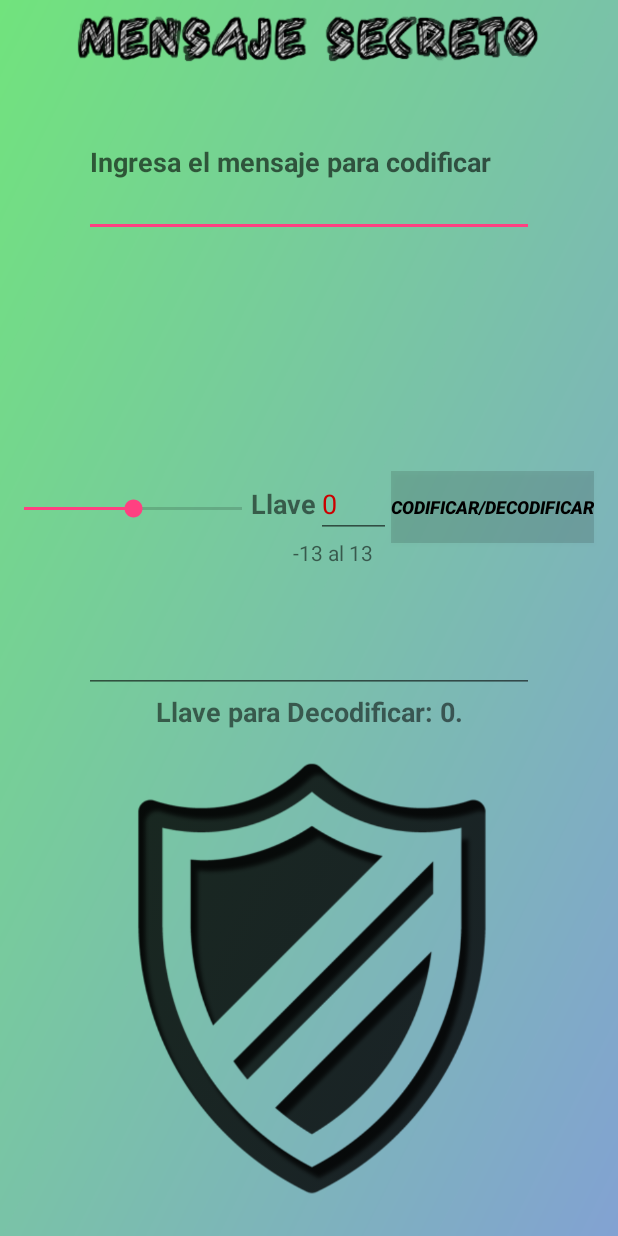
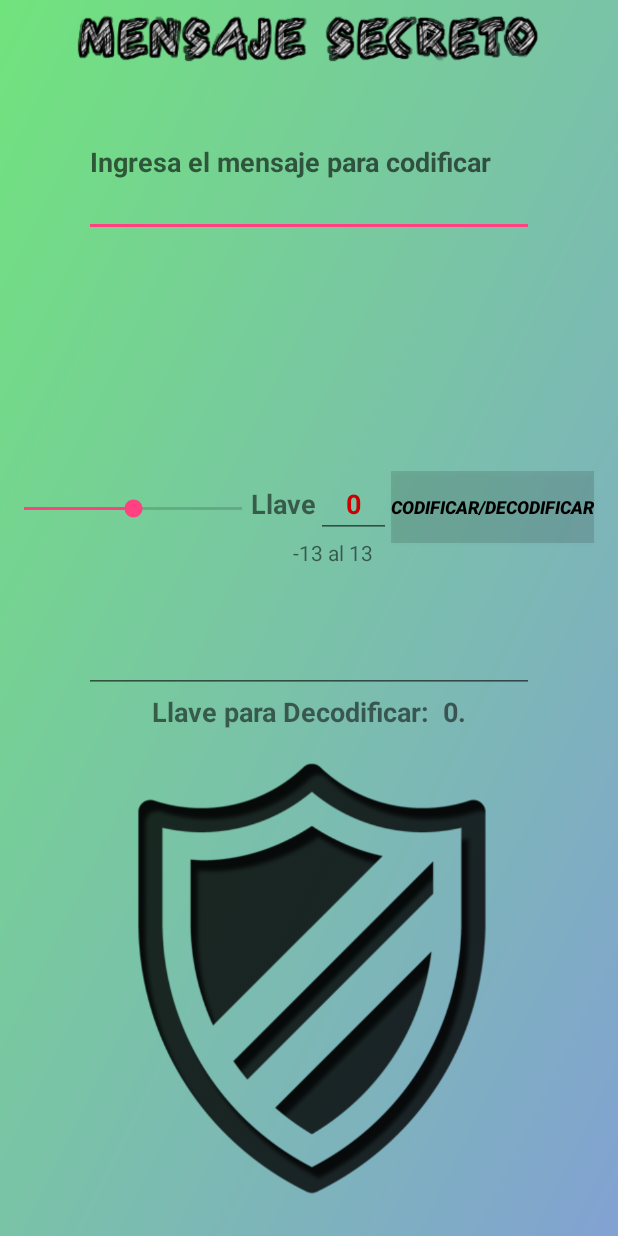
Before and after one commit to armandojimenez/Mensaje-Secreto-Android-App, an Android app: the screen it shows after launch (MainActivity), after a tap on "CODIFICAR/DECODIFICAR", on a phone screen of 412 x 824 dp. Run offline under Robolectric (Android 15) with nearby library versions, the phone set to English and light mode, and no system bars; our stand-ins replace AdMob; 1 statement that could not run was skipped.

Commit message:
Mensaje Secreto Android App Version 1.2

```diff
--- a/app/build.gradle
+++ b/app/build.gradle
@@ -25,6 +25,8 @@ dependencies {
         exclude group: 'com.android.support', module: 'support-annotations'
     })
     compile 'com.android.support:appcompat-v7:26.+'
+    compile 'com.google.android.gms:play-services-ads:11.0.2'
+
     compile 'com.android.support.constraint:constraint-layout:1.0.2'
     compile 'com.android.support:design:26.+'
     testCompile 'junit:junit:4.12'
--- a/app/src/main/AndroidManifest.xml
+++ b/app/src/main/AndroidManifest.xml
@@ -14,7 +14,7 @@
     <application
         android:allowBackup="true"
         android:icon="@mipmap/ic_launcher"
-        android:label="Mensaje Secreto"
+        android:label="@string/appName"
         android:roundIcon="@mipmap/ic_launcher"
         android:supportsRtl="true"
         android:theme="@style/AppTheme">
--- a/app/src/main/java/com/example/arman/mensajessecretos/MainActivity.java
+++ b/app/src/main/java/com/example/arman/mensajessecretos/MainActivity.java
@@ -21,6 +21,11 @@ import android.widget.EditText;
 import android.widget.SeekBar;
 import android.widget.TextView;
 
+import com.google.android.gms.ads.MobileAds;
+import com.google.android.gms.ads.AdRequest;
+import com.google.android.gms.ads.AdView;
+
+
 
 public class MainActivity extends AppCompatActivity {
 
@@ -31,6 +36,8 @@ public class MainActivity extends AppCompatActivity {
     SeekBar sb;
     Button button;
     TextView lblDecode;
+    private AdView mAdView;
+
 
     public String encode(String message, int k) {
 
@@ -83,6 +90,11 @@ public class MainActivity extends AppCompatActivity {
     protected void onCreate(Bundle savedInstanceState) {
         super.onCreate(savedInstanceState);
         setContentView(R.layout.activity_main);
+        MobileAds.initialize(this, "ca-app-pub-3802992379133652~8108773320");
+        mAdView = (AdView) findViewById(R.id.adView);
+        AdRequest adRequest = new AdRequest.Builder().build();
+        mAdView.loadAd(adRequest);
+
         Toolbar toolbar = (Toolbar) findViewById(R.id.toolbar);
         setSupportActionBar(toolbar);
 
@@ -103,7 +115,7 @@ public class MainActivity extends AppCompatActivity {
                 int progress = key + 13;
                 int keyDecode = key - (key * 2);
 
-                lblDecode.setText("Llave para Decodificar: " + keyDecode + ".");
+                lblDecode.setText(getString(R.string.llave_para_decodificar) + keyDecode + ".");
 
                 String message = txtIn.getText().toString();
                 String out = encode(message, key);
@@ -130,7 +142,7 @@ public class MainActivity extends AppCompatActivity {
 
                 int keyDecode = key - (key * 2);
 
-                lblDecode.setText("Llave para Decodificar: " + keyDecode + ".");
+                lblDecode.setText(getString(R.string.llave_para_decodificar) + keyDecode + ".");
 
 
             }
--- a/app/src/main/res/layout/content_main.xml
+++ b/app/src/main/res/layout/content_main.xml
@@ -25,7 +25,7 @@
         android:layout_below="@+id/imageView2"
         android:layout_centerHorizontal="true"
         android:ems="10"
-        android:hint="Ingresa el mensaje para codificar"
+        android:hint="@string/ingresa_el_mensaje_para_codificar"
         android:inputType="textMultiLine|textPersonName"
         android:textStyle="bold"/>
 
@@ -40,7 +40,8 @@
         android:layout_marginRight="33dp"
         android:layout_toLeftOf="@+id/txtKey"
         android:max="26"
-        android:progress="26"/>
+        android:progress="26"
+        tools:ignore="RtlHardcoded"/>
 
     <TextView
         android:id="@+id/textView2"
@@ -51,7 +52,7 @@
         android:layout_toLeftOf="@+id/txtKey"
         android:layout_toStartOf="@+id/txtKey"
         android:fontFamily="sans-serif"
-        android:text="Llave"
+        android:text="@string/llave"
         android:textSize="18sp"
         android:textStyle="bold"/>
 
@@ -65,7 +66,9 @@
         android:layout_toStartOf="@+id/btnEncode"
         android:ems="10"
         android:inputType="number"
-        android:textColor="@android:color/holo_red_dark"/>
+        android:textAlignment="center"
+        android:textColor="@android:color/holo_red_dark"
+        android:textStyle="bold"/>
 
     <Button
         android:id="@+id/btnEncode"
@@ -77,7 +80,7 @@
         android:layout_marginEnd="16dp"
         android:layout_marginRight="16dp"
         android:background="?attr/colorControlHighlight"
-        android:text="CODIFICAR/DECODIFICAR"
+        android:text="@string/codificar_decodificar"
         android:textColor="@android:color/black"
         android:textSize="12sp"
         android:textStyle="bold|italic"/>
@@ -86,11 +89,11 @@
         android:id="@+id/txtOut"
         android:layout_width="300dp"
         android:layout_height="100dp"
+        android:layout_alignLeft="@+id/txtIn"
+        android:layout_alignStart="@+id/txtIn"
+        android:layout_centerVertical="true"
         android:ems="10"
-        android:inputType="textMultiLine|textPersonName"
-        android:layout_centerVertical="true"
-        android:layout_alignLeft="@+id/txtIn"
-        android:layout_alignStart="@+id/txtIn"/>
+        android:inputType="textMultiLine|textPersonName"/>
 
     <ImageView
         android:id="@+id/imageView"
@@ -99,7 +102,9 @@
         app:srcCompat="@drawable/security"
         android:layout_below="@+id/txtOut"
         android:layout_centerHorizontal="true"
-        android:layout_marginTop="23dp"/>
+        android:layout_marginTop="23dp"
+        android:contentDescription=""
+        tools:ignore="ContentDescription"/>
 
     <ImageView
         android:id="@+id/imageView2"
@@ -107,7 +112,8 @@
         android:layout_height="wrap_content"
         android:layout_alignParentTop="true"
         android:layout_centerHorizontal="true"
-        app:srcCompat="@drawable/logo"/>
+        app:srcCompat="@drawable/logo"
+        tools:ignore="ContentDescription"/>
 
     <TextView
         android:id="@+id/lblDecode"
@@ -118,7 +124,7 @@
         android:layout_alignParentRight="true"
         android:layout_alignParentStart="true"
         android:layout_below="@+id/txtOut"
-        android:text="Llave para Decodificar:"
+        android:text="@string/llave_para_decodificar"
         android:textAlignment="center"
         android:textSize="18sp"
         android:textStyle="bold"/>
@@ -127,11 +133,22 @@
         android:id="@+id/textView4"
         android:layout_width="wrap_content"
         android:layout_height="wrap_content"
-        android:text="-13 al 13"
+        android:text="@string/_13_al_13"
         android:layout_below="@+id/txtKey"
         android:layout_toLeftOf="@+id/btnEncode"
         android:layout_toStartOf="@+id/btnEncode"
         android:layout_marginRight="12dp"
         android:layout_marginEnd="12dp"/>
 
+    <com.google.android.gms.ads.AdView
+        xmlns:ads="http://schemas.android.com/apk/res-auto"
+        android:id="@+id/adView"
+        android:layout_width="wrap_content"
+        android:layout_height="wrap_content"
+        android:layout_centerHorizontal="true"
+        android:layout_alignParentBottom="true"
+        ads:adSize="BANNER"
+        ads:adUnitId="ca-app-pub-3802992379133652/9585506525"/>
+
+
 </RelativeLayout>
--- a/app/src/main/res/values/strings.xml
+++ b/app/src/main/res/values/strings.xml
@@ -1,4 +1,10 @@
 <resources>
     <string name="app_name">Mensajes Secretos</string>
     <string name="action_settings">Settings</string>
+    <string name="codificar_decodificar">CODIFICAR/DECODIFICAR</string>
+    <string name="_13_al_13">-13 al 13</string>
+    <string name="ingresa_el_mensaje_para_codificar">Ingresa el mensaje para codificar</string>
+    <string name="llave">Llave</string>
+    <string name="llave_para_decodificar">"Llave para Decodificar:  "</string>
+    <string name="appName">Mensaje Secreto</string>
 </resources>
```
Also changed, not shown: 1 other file.
